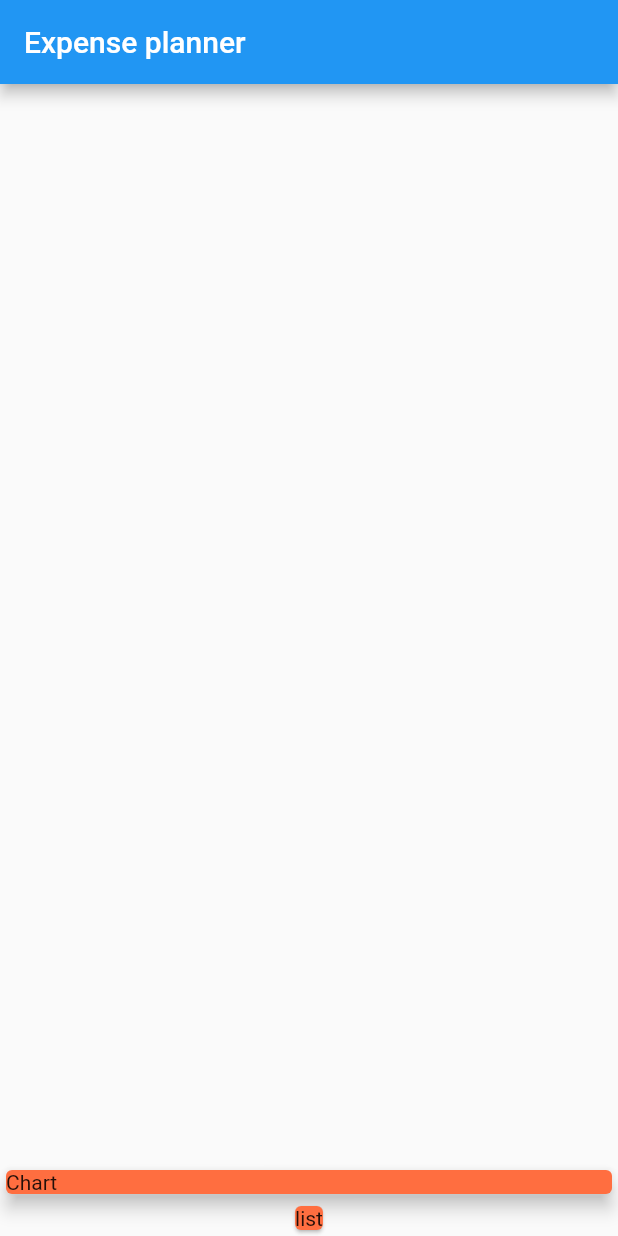
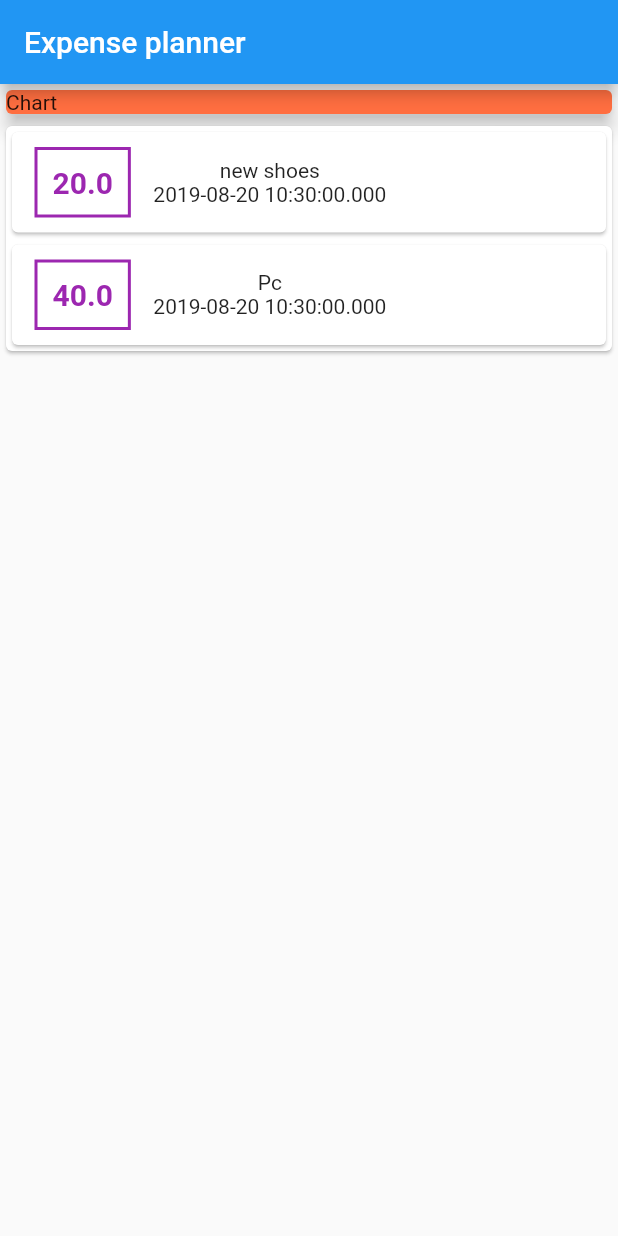
Before and after one commit to rLukes/expense_planner, a Flutter app: the screen it shows after launch, on a phone screen of 412 x 824 dp. Run offline on Flutter 3.47's test engine with Material 2 defaults, Android fonts, the phone set to English and light mode, and no system bars.

```diff
--- a/lib/main.dart
+++ b/lib/main.dart
@@ -14,7 +14,11 @@ class ExpensePlannerApp extends StatelessWidget {
 }
 
 class ExpensePlannerHomePage extends StatelessWidget {
-  final List<Transaction> transactions = [];
+  final List<Transaction> transactions = [
+    Transaction(
+        id: 't1', title: "new shoes", amount: 20.0, date: DateTime.now()),
+    Transaction(id: 't2', title: "Pc", amount: 40.0, date: DateTime.now())
+  ];
 
   @override
   Widget build(BuildContext context) {
@@ -23,7 +27,7 @@ class ExpensePlannerHomePage extends StatelessWidget {
           title: Text('Expense planner'),
         ),
         body: Column(
-        mainAxisAlignment: MainAxisAlignment.end,
+          mainAxisAlignment: MainAxisAlignment.start,
           children: <Widget>[
             Container(
               width: double.infinity,
@@ -34,12 +38,34 @@ class ExpensePlannerHomePage extends StatelessWidget {
               ),
             ),
             Card(
-            color: Colors.deepOrangeAccent,
-           child: Text("list"),
+              child: Column(
+                  children: transactions.map((tx) {
+                return Card(
+                  child: Row(
+                    children: <Widget>[
+                      Container(
+                        child: Text(
+                          tx.amount.toString(),
+                          style: TextStyle(fontWeight: FontWeight.bold,fontSize: 20, color: Colors.purple),
+                        ),
+                        margin:
+                            EdgeInsets.symmetric(vertical: 10, horizontal: 15),
+                        decoration: BoxDecoration(
+                            border: Border.all(color: Colors.purple, width: 2,)),
+                        padding: EdgeInsets.all(10),
+                      ),
+                      Column(
+                        children: <Widget>[
+                          Text(tx.title),
+                          Text(tx.date.toString())
+                        ],
                       )
                     ],
+                  ),
+                );
+              }).toList()),
             )
-
-    );
+          ],
+        ));
   }
 }
--- a/lib/transaction.dart
+++ b/lib/transaction.dart
@@ -1,8 +1,10 @@
+import 'package:flutter/foundation.dart';
+
 class Transaction {
   final String id;
   final String title;
   final double amount;
   final DateTime date;
 
-  Transaction({this.id, this.title, this.amount, this.date});
+  Transaction({@required this.id, @required this.title, @required this.amount, @required this.date});
 }
```
Lines whose indentation alone changed are shown as unchanged.
